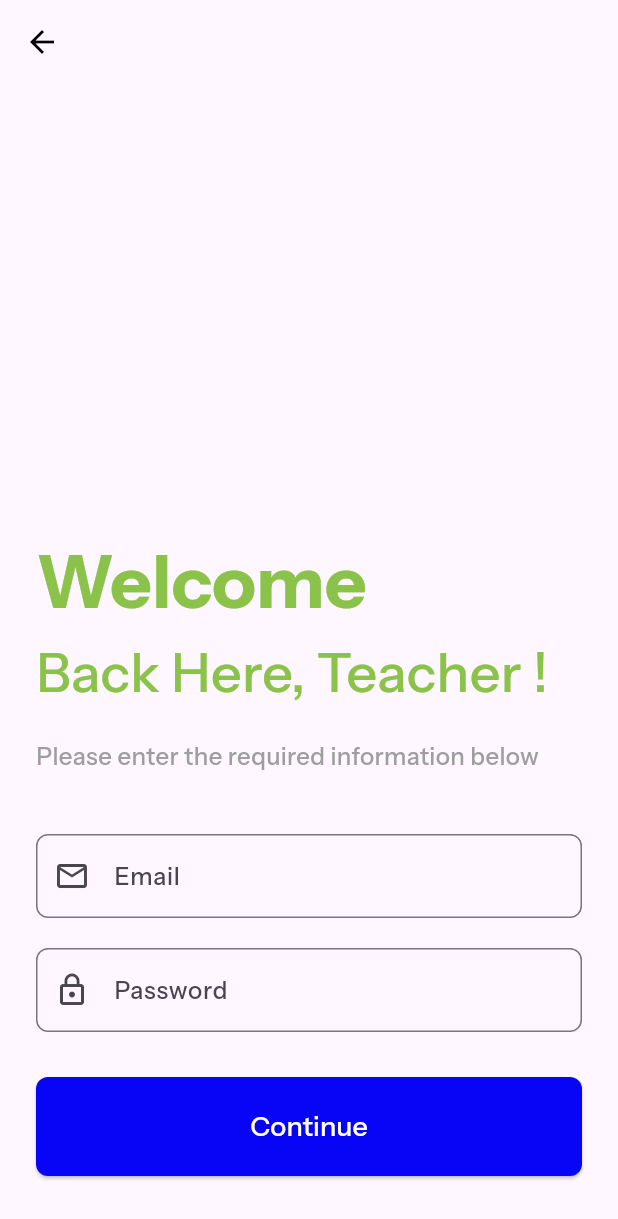
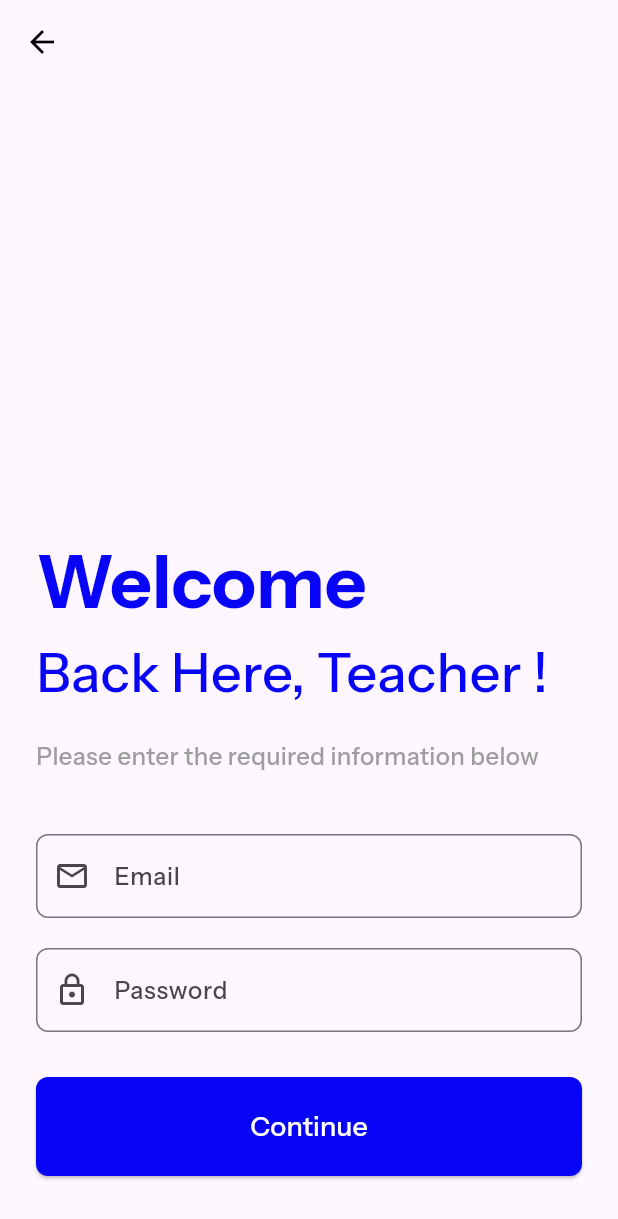
Before and after one commit to Nikmrz/SchoolManagementApp, a Flutter app: the screen it shows after launch, after a tap on the "arrow forward" icon, after a tap on "Skip", after a tap on "Teacher", on a phone screen of 412 x 824 dp. Shown: the top 1219 px of the screen. Run offline on Flutter 3.47's test engine with Material 3 defaults, Android fonts, the phone set to English and light mode, and no system bars; our stand-ins replace stacked, stacked_services, stacked_shared; project files that could hold a hidden picture were left out.

Commit message:
color changes

```diff
--- a/lib/ui/views/teacher/teacher_loginview.dart
+++ b/lib/ui/views/teacher/teacher_loginview.dart
@@ -36,7 +36,7 @@ class TeacherLoginview extends StatelessWidget {
                       "Welcome",
                       style: TextStyle(
                         fontSize: 48,
-                        color: Colors.lightGreen,
+                        color: const Color.fromARGB(255, 8, 4, 246),
                         fontWeight: FontWeight.bold,
                       ),
                     ),
@@ -47,7 +47,7 @@ class TeacherLoginview extends StatelessWidget {
                       "Back Here, Teacher !",
                       style: TextStyle(
                         fontSize: 36,
-                        color: Colors.lightGreen,
+                        color: const Color.fromARGB(255, 8, 4, 246),
                         fontWeight: FontWeight.w500,
                       ),
                     ),
```
